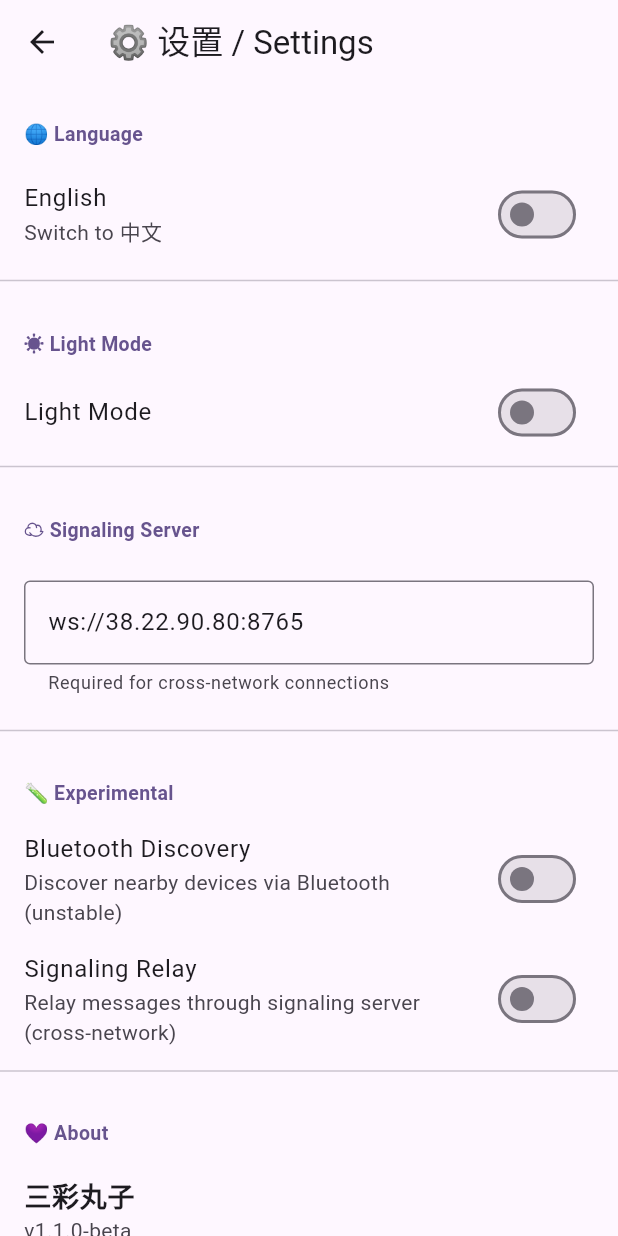
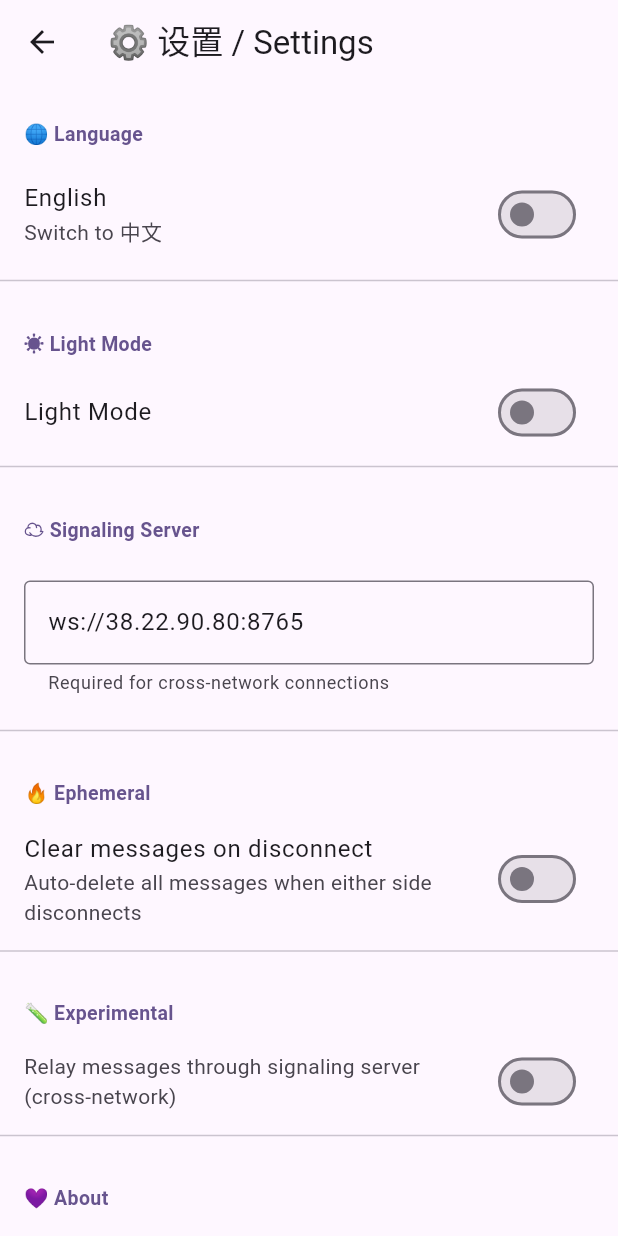
Before and after one commit to JackZo400/colorful_dango, a Flutter app: the SettingsScreen screen opened directly, after a tap on "中文", on a phone screen of 412 x 824 dp. Run offline on Flutter 3.47's test engine with Material 3 defaults, Android fonts, the phone set to English and light mode, and no system bars; our stand-ins replace image_picker, share_plus, shared_preferences; missing offline and left inert: cryptography, flutter_webrtc; accounts and stored records are empty.

Commit message:
🖼️ 图片上传+阅后即焚+删蓝牙

```diff
--- a/lib/p2p/sessions.dart
+++ b/lib/p2p/sessions.dart
@@ -24,8 +24,10 @@ class Sessions {
     };
     session.onClearRequest = () async { entry.messages.clear(); entry.lastText = null; await MessageStore.clear(id); entry.onClear?.call(); };
     session.onDisconnect = () { onStatusChanged?.call(id, false); };
+      if (SettingsScreen.ephemeral) { entry.messages.clear(); MessageStore.clear(id).catchError((_) {}); }
     session.onPhaseChanged = (p) {
       if (p == SessionPhase.failed || p == SessionPhase.idle) onStatusChanged?.call(id, false);
+      if (SettingsScreen.ephemeral) { entry.messages.clear(); MessageStore.clear(id).catchError((_) {}); }
       if (p == SessionPhase.ready) onStatusChanged?.call(id, true);
     };
     if (session.isReady) onStatusChanged?.call(id, true);
--- a/lib/screens/settings_screen.dart
+++ b/lib/screens/settings_screen.dart
@@ -8,8 +8,8 @@ import '../p2p/signaling_client.dart';
 
 class SettingsScreen extends StatefulWidget {
   const SettingsScreen({super.key});
-  static bool expBluetooth = false;
   static bool expRelay = false;
+  static bool ephemeral = false;
   @override State<SettingsScreen> createState() => _SettingsScreenState();
 }
 
@@ -54,15 +54,16 @@ class _SettingsScreenState extends State<SettingsScreen> {
             onChanged: (v) => SignalingClient.cachedUrl = v,
           )),
         ]),
+        _section(l.lang == AppLang.zh ? '🔥 阅后即焚' : '🔥 Ephemeral', [
+          SwitchListTile(
+            title: Text(l.lang == AppLang.zh ? '断开即清除聊天记录' : 'Clear messages on disconnect'),
+            subtitle: Text(l.lang == AppLang.zh ? '任何一方断开连接后自动删除所有消息' : 'Auto-delete all messages when either side disconnects'),
+            value: SettingsScreen.ephemeral, onChanged: (v) => setState(() => SettingsScreen.ephemeral = v),
+          ),
+        ]),
         // 实验性功能
         _section(l.lang == AppLang.zh ? '🧪 实验性功能' : '🧪 Experimental', [
           SwitchListTile(
-            title: Text(l.lang == AppLang.zh ? '蓝牙发现' : 'Bluetooth Discovery'),
-            subtitle: Text(l.lang == AppLang.zh ? '通过蓝牙发现附近设备（可能不稳定）' : 'Discover nearby devices via Bluetooth (unstable)'),
-            value: SettingsScreen.expBluetooth, onChanged: (v) => setState(() => SettingsScreen.expBluetooth = v),
-          ),
-          SwitchListTile(
-            title: Text(l.lang == AppLang.zh ? '信令中继' : 'Signaling Relay'),
             subtitle: Text(l.lang == AppLang.zh ? '消息通过信令服务器中转（跨网可靠）' : 'Relay messages through signaling server (cross-network)'),
             value: SettingsScreen.expRelay, onChanged: (v) => setState(() => SettingsScreen.expRelay = v),
           ),
```
Also changed, not shown: lib/screens/chat_screen.dart (+21 -4 lines).
